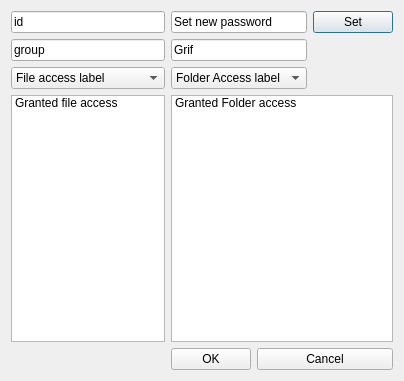
Above: edituser.ui from vk2231/VK before the change. Below: the same form after it.
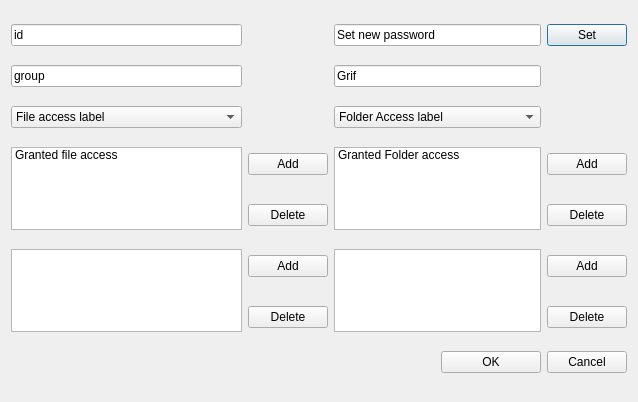
That is the form after the change.

Commit message:
Дизайнерские поправки
Убрал кнопку Up - для дерева она лишняя
Для Арута - добавил запрашиваемые элементы в форму EditUser.

```diff
--- a/edituser.ui
+++ b/edituser.ui
@@ -6,8 +6,8 @@
    <rect>
     <x>0</x>
     <y>0</y>
-    <width>404</width>
-    <height>381</height>
+    <width>638</width>
+    <height>402</height>
    </rect>
   </property>
   <property name="windowTitle">
@@ -21,14 +21,14 @@
      </property>
     </widget>
    </item>
-   <item row="0" column="1" colspan="2">
+   <item row="0" column="2" colspan="2">
     <widget class="QLineEdit" name="lineEdit_2">
      <property name="text">
       <string>Set new password</string>
      </property>
     </widget>
    </item>
-   <item row="0" column="3">
+   <item row="0" column="4">
     <widget class="QPushButton" name="pushButton_3">
      <property name="text">
       <string>Set</string>
@@ -42,7 +42,7 @@
      </property>
     </widget>
    </item>
-   <item row="1" column="1" colspan="2">
+   <item row="1" column="2" colspan="2">
     <widget class="QLineEdit" name="lineEdit_4">
      <property name="text">
       <string>Grif</string>
@@ -58,7 +58,7 @@
      </item>
     </widget>
    </item>
-   <item row="2" column="1" colspan="2">
+   <item row="2" column="2" colspan="2">
     <widget class="QComboBox" name="comboBox_2">
      <item>
       <property name="text">
@@ -67,7 +67,7 @@
      </item>
     </widget>
    </item>
-   <item row="3" column="0">
+   <item row="3" column="0" rowspan="2">
     <widget class="QListWidget" name="listWidget">
      <item>
       <property name="text">
@@ -76,8 +76,8 @@
      </item>
     </widget>
    </item>
-   <item row="3" column="1" colspan="3">
-    <widget class="QListWidget" name="listWidget_2">
+   <item row="3" column="2" rowspan="2" colspan="2">
+    <widget class="QListWidget" name="listWidget4">
      <item>
       <property name="text">
        <string>Granted Folder access</string>
@@ -85,20 +85,82 @@
      </item>
     </widget>
    </item>
+   <item row="8" column="4">
+    <widget class="QPushButton" name="pushButton_2">
+     <property name="text">
+      <string>Cancel</string>
+     </property>
+    </widget>
+   </item>
+   <item row="6" column="0" rowspan="2">
+    <widget class="QListWidget" name="listWidget3"/>
+   </item>
+   <item row="6" column="2" rowspan="2" colspan="2">
+    <widget class="QListWidget" name="listWidget2"/>
+   </item>
+   <item row="3" column="1">
+    <widget class="QPushButton" name="pushButton_4">
+     <property name="text">
+      <string>Add</string>
+     </property>
+    </widget>
+   </item>
    <item row="4" column="1">
+    <widget class="QPushButton" name="pushButton_5">
+     <property name="text">
+      <string>Delete</string>
+     </property>
+    </widget>
+   </item>
+   <item row="6" column="1">
+    <widget class="QPushButton" name="pushButton_8">
+     <property name="text">
+      <string>Add</string>
+     </property>
+    </widget>
+   </item>
+   <item row="7" column="1">
+    <widget class="QPushButton" name="pushButton_9">
+     <property name="text">
+      <string>Delete</string>
+     </property>
+    </widget>
+   </item>
+   <item row="6" column="4">
+    <widget class="QPushButton" name="pushButton_10">
+     <property name="text">
+      <string>Add</string>
+     </property>
+    </widget>
+   </item>
+   <item row="3" column="4">
+    <widget class="QPushButton" name="pushButton_7">
+     <property name="text">
+      <string>Add</string>
+     </property>
+    </widget>
+   </item>
+   <item row="4" column="4">
+    <widget class="QPushButton" name="pushButton_6">
+     <property name="text">
+      <string>Delete</string>
+     </property>
+    </widget>
+   </item>
+   <item row="7" column="4">
+    <widget class="QPushButton" name="pushButton_11">
+     <property name="text">
+      <string>Delete</string>
+     </property>
+    </widget>
+   </item>
+   <item row="8" column="3">
     <widget class="QPushButton" name="pushButton">
      <property name="text">
       <string>OK</string>
      </property>
     </widget>
    </item>
-   <item row="4" column="2" colspan="2">
-    <widget class="QPushButton" name="pushButton_2">
-     <property name="text">
-      <string>Cancel</string>
-     </property>
-    </widget>
-   </item>
   </layout>
  </widget>
  <resources/>
```
The commit also changes 7 other files.
